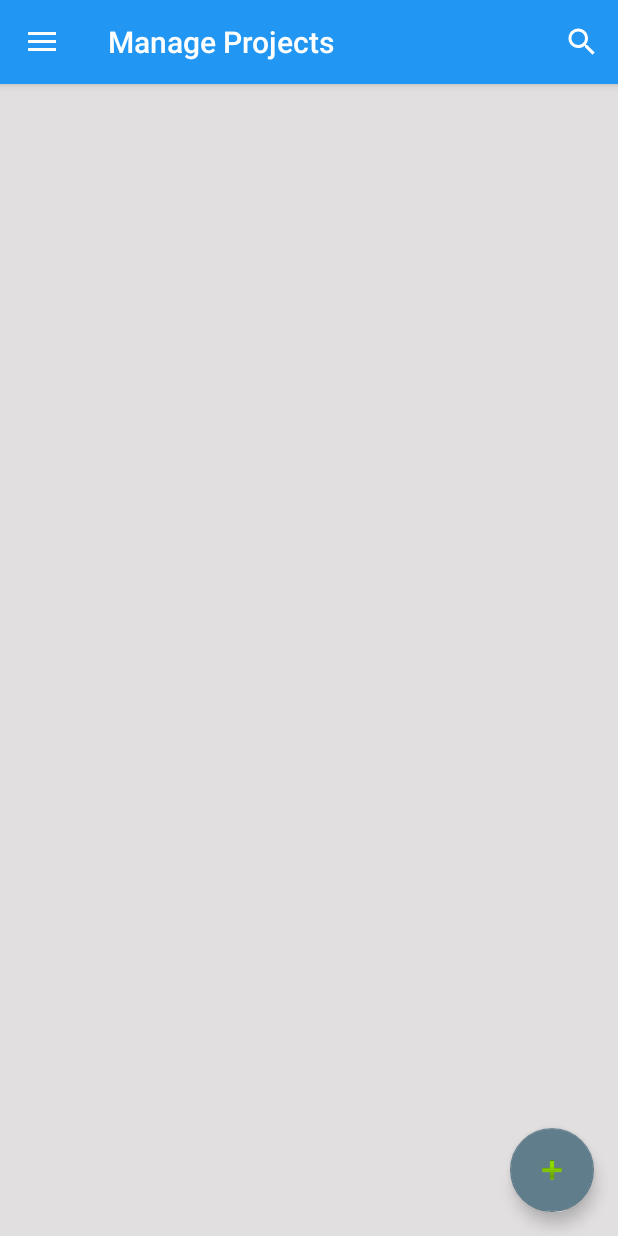
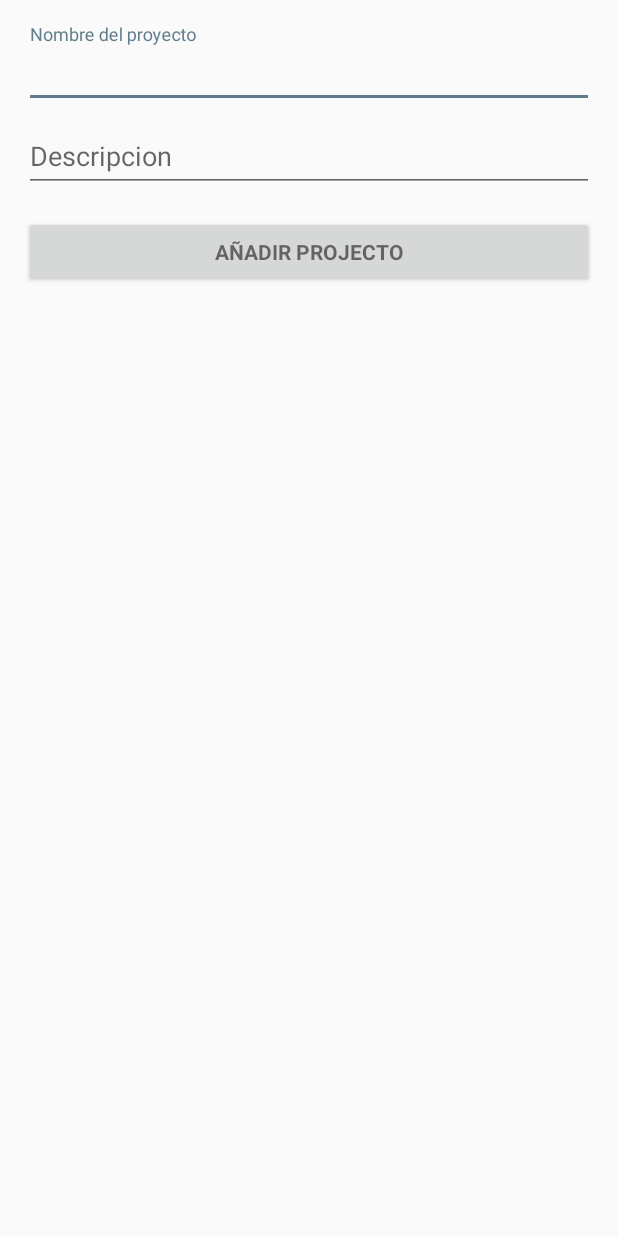
Before and after one commit to Billygaliano/MgProjectMobile, an Android app: the fragment ProjectFragment placed in its activity, after a tap on an icon or button, on a phone screen of 412 x 824 dp. Run offline under Robolectric (Android 15) with nearby library versions, the phone set to English and light mode, and no system bars; our stand-ins replace Picasso; pictures from the network do not load; 4 statements that could not run were skipped.

Commit message:
AddProject

```diff
--- /dev/null
+++ b/app/src/main/java/mgproject/inftel/mgproject/activities/AddProjectActivity.java
@@ -0,0 +1,77 @@
+package mgproject.inftel.mgproject.activities;
+
+import android.animation.Animator;
+import android.animation.AnimatorListenerAdapter;
+import android.annotation.TargetApi;
+import android.content.pm.PackageManager;
+import android.support.annotation.NonNull;
+import android.support.design.widget.Snackbar;
+import android.support.v7.app.AppCompatActivity;
+import android.app.LoaderManager.LoaderCallbacks;
+
+import android.content.CursorLoader;
+import android.content.Loader;
+import android.database.Cursor;
+import android.net.Uri;
+import android.os.AsyncTask;
+
+import android.os.Build;
+import android.os.Bundle;
+import android.provider.ContactsContract;
+import android.text.TextUtils;
+import android.view.KeyEvent;
+import android.view.View;
+import android.view.View.OnClickListener;
+import android.view.inputmethod.EditorInfo;
+import android.widget.ArrayAdapter;
+import android.widget.AutoCompleteTextView;
+import android.widget.Button;
+import android.widget.EditText;
+import android.widget.TextView;
+
+import org.json.JSONException;
+import org.json.JSONObject;
+
+import java.util.ArrayList;
+import java.util.List;
+
+import mgproject.inftel.mgproject.R;
+import mgproject.inftel.mgproject.model.User;
+import mgproject.inftel.mgproject.util.RequestProject;
+
+import static android.Manifest.permission.READ_CONTACTS;
+
+/**
+ * A login screen that offers login via email/password.
+ */
+public class AddProjectActivity extends AppCompatActivity {
+
+    // UI references.
+    private TextView mNameProject;
+    private TextView mDescriptionProject;
+
+
+    @Override
+    protected void onCreate(Bundle savedInstanceState) {
+        super.onCreate(savedInstanceState);
+        setContentView(R.layout.activity_add_project);
+        // Set up the login form.
+        mNameProject = (TextView) findViewById(R.id.nameProject);
+        mDescriptionProject = (TextView) findViewById(R.id.descriptionProject);
+
+        Button mAddProjectButton = (Button) findViewById(R.id.addProjectButton);
+    }
+    public void onClickButton(View view) throws JSONException {
+            JSONObject jsonUser = new JSONObject();
+            jsonUser = User.toJSON(MGApp.getmInstance().getUser());
+
+            JSONObject jsonProject = new JSONObject();
+            jsonProject.put("name",mNameProject.getText());
+            jsonProject.put("description",mDescriptionProject.getText());
+            jsonProject.put("idAdmin",jsonUser);
+
+            String url = MGApp.getServerUri()+"project/";
+            new RequestProject(this,"addProject",jsonProject).execute(url);
+    }
+
+    }
--- a/app/src/main/java/mgproject/inftel/mgproject/fragments/ProjectFragment.java
+++ b/app/src/main/java/mgproject/inftel/mgproject/fragments/ProjectFragment.java
@@ -74,7 +74,6 @@ public class ProjectFragment extends Fragment {
                 new RequestAttatch(tabFragment).execute(MGApp.getServerUri() + "attatch/" + String.valueOf(MGApp.getmInstance().getProject().getIdProject()));
 
                 String idProject = Long.toString(project.getIdProject());
-                System.out.println("URL: " + mMGappInstance.getServerUri() + "task/" + idProject);
 
                 new RequestTask(tabFragment).execute(mMGappInstance.getServerUri()+"task/"+idProject);
 
--- /dev/null
+++ b/app/src/main/res/layout/activity_add_project.xml
@@ -0,0 +1,74 @@
+<LinearLayout xmlns:android="http://schemas.android.com/apk/res/android"
+    xmlns:tools="http://schemas.android.com/tools"
+    android:layout_width="match_parent"
+    android:layout_height="match_parent"
+    android:gravity="center_horizontal"
+    android:orientation="vertical"
+    android:paddingBottom="@dimen/activity_vertical_margin"
+    android:paddingLeft="@dimen/activity_horizontal_margin"
+    android:paddingRight="@dimen/activity_horizontal_margin"
+    android:paddingTop="@dimen/activity_vertical_margin"
+    tools:context="mgproject.inftel.mgproject.activities.AddProjectActivity">
+
+    <!-- Login progress -->
+    <ProgressBar
+        android:id="@+id/login_progress"
+        style="?android:attr/progressBarStyleLarge"
+        android:layout_width="wrap_content"
+        android:layout_height="wrap_content"
+        android:layout_marginBottom="8dp"
+        android:visibility="gone" />
+
+    <ScrollView
+        android:id="@+id/login_form"
+        android:layout_width="match_parent"
+        android:layout_height="match_parent">
+
+        <LinearLayout
+            android:id="@+id/email_login_form"
+            android:layout_width="match_parent"
+            android:layout_height="wrap_content"
+            android:orientation="vertical">
+
+            <android.support.design.widget.TextInputLayout
+                android:layout_width="match_parent"
+                android:layout_height="wrap_content">
+
+                <AutoCompleteTextView
+                    android:id="@+id/nameProject"
+                    android:layout_width="match_parent"
+                    android:layout_height="wrap_content"
+                    android:hint="Nombre del proyecto"
+                    android:maxLines="1"
+                    android:singleLine="true" />
+
+            </android.support.design.widget.TextInputLayout>
+
+            <android.support.design.widget.TextInputLayout
+                android:layout_width="match_parent"
+                android:layout_height="wrap_content">
+
+                <EditText
+                    android:id="@+id/descriptionProject"
+                    android:layout_width="match_parent"
+                    android:layout_height="wrap_content"
+                    android:hint="Descripcion"
+                    android:imeActionId="@+id/login"
+                    android:imeActionLabel="@string/action_sign_in_short"
+                    android:imeOptions="actionUnspecified" />
+
+            </android.support.design.widget.TextInputLayout>
+
+            <Button
+                android:id="@+id/addProjectButton"
+                style="?android:textAppearanceSmall"
+                android:layout_width="match_parent"
+                android:layout_height="wrap_content"
+                android:layout_marginTop="16dp"
+                android:text="Añadir Projecto"
+                android:textStyle="bold"
+                android:onClick="onClickButton"/>
+
+        </LinearLayout>
+    </ScrollView>
+</LinearLayout>
```
